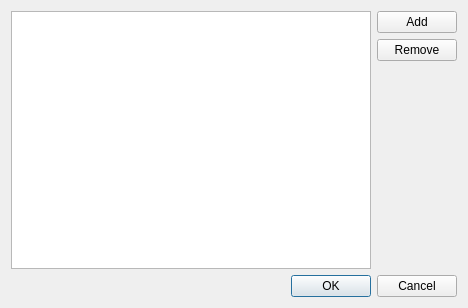
Above: u7/DialogTagsEditor.ui from whiteman-kr/u7set before the change. Below: the same form after it.
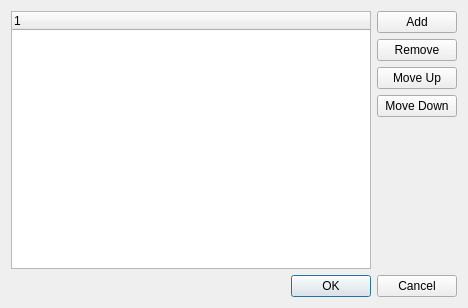
That is the form after the change.

Commit message: RPCT-2941, u7: Added Descriptions and interface improvements in Tags Editor.

What changed in the file:
```diff
--- a/u7/DialogTagsEditor.ui
+++ b/u7/DialogTagsEditor.ui
@@ -27,7 +27,7 @@
           <bool>false</bool>
          </property>
          <property name="headerHidden">
-          <bool>true</bool>
+          <bool>false</bool>
          </property>
          <column>
           <property name="text">
@@ -52,6 +52,20 @@
            </property>
           </widget>
          </item>
+         <item>
+          <widget class="QPushButton" name="m_up">
+           <property name="text">
+            <string>Move Up</string>
+           </property>
+          </widget>
+         </item>
+         <item>
+          <widget class="QPushButton" name="m_down">
+           <property name="text">
+            <string>Move Down</string>
+           </property>
+          </widget>
+         </item>
          <item>
           <spacer name="verticalSpacer">
            <property name="orientation">
```
The commit also changes 10 other files.
